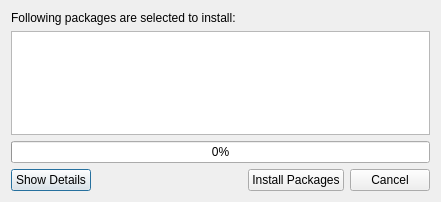
Before: the Qt Designer form kde/package-manager/manager/ui/pminstall.ui in pars-linux/uludag, drawn with Qt 5.
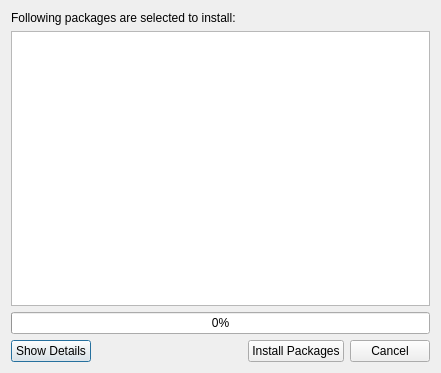
After: the same form once the commit is applied. Custom widgets are drawn as their Qt base class.

Commit message: - Use same delegate with pm, for selected packages list - Hide details button in list - Fix ui

Patch:
```diff
--- a/kde/package-manager/manager/ui/pminstall.ui
+++ b/kde/package-manager/manager/ui/pminstall.ui
@@ -7,7 +7,7 @@
     <x>0</x>
     <y>0</y>
     <width>441</width>
-    <height>202</height>
+    <height>373</height>
    </rect>
   </property>
   <property name="windowTitle">
@@ -21,14 +21,14 @@
      </property>
     </widget>
    </item>
-   <item row="5" column="0">
+   <item row="3" column="0">
     <widget class="QPushButton" name="button_details">
      <property name="text">
       <string>Show Details</string>
      </property>
     </widget>
    </item>
-   <item row="5" column="1">
+   <item row="3" column="1">
     <spacer name="horizontalSpacer">
      <property name="orientation">
       <enum>Qt::Horizontal</enum>
@@ -41,54 +41,28 @@
      </property>
     </spacer>
    </item>
-   <item row="5" column="2">
+   <item row="3" column="2">
     <widget class="QPushButton" name="button_install">
      <property name="text">
       <string>Install Packages</string>
      </property>
     </widget>
    </item>
-   <item row="5" column="3">
+   <item row="3" column="3">
     <widget class="QPushButton" name="button_cancel">
      <property name="text">
       <string>Cancel</string>
      </property>
     </widget>
    </item>
-   <item row="4" column="0">
-    <spacer name="spacer_2">
-     <property name="orientation">
-      <enum>Qt::Vertical</enum>
-     </property>
-     <property name="sizeHint" stdset="0">
-      <size>
-       <width>20</width>
-       <height>40</height>
-      </size>
-     </property>
-    </spacer>
-   </item>
-   <item row="1" column="0">
-    <spacer name="spacer_1">
-     <property name="orientation">
-      <enum>Qt::Vertical</enum>
-     </property>
-     <property name="sizeHint" stdset="0">
-      <size>
-       <width>20</width>
-       <height>40</height>
-      </size>
-     </property>
-    </spacer>
-   </item>
-   <item row="3" column="0" colspan="4">
+   <item row="2" column="0" colspan="4">
     <widget class="QProgressBar" name="progress">
      <property name="value">
       <number>0</number>
      </property>
     </widget>
    </item>
-   <item row="2" column="0" colspan="4">
+   <item row="1" column="0" colspan="4">
      <widget class="PackageView" name="packageList">
       <property name="whatsThis">
        <string>Package List</string>
```
Lines whose indentation alone changed are shown as unchanged. The commit also changes 3 other files.
